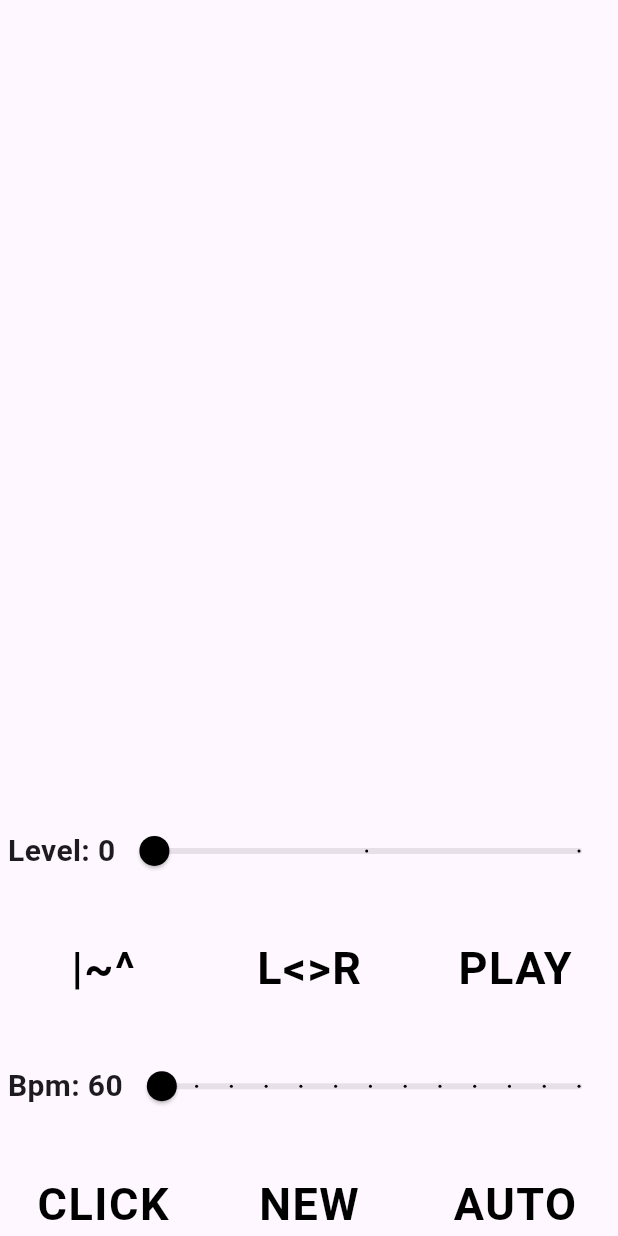
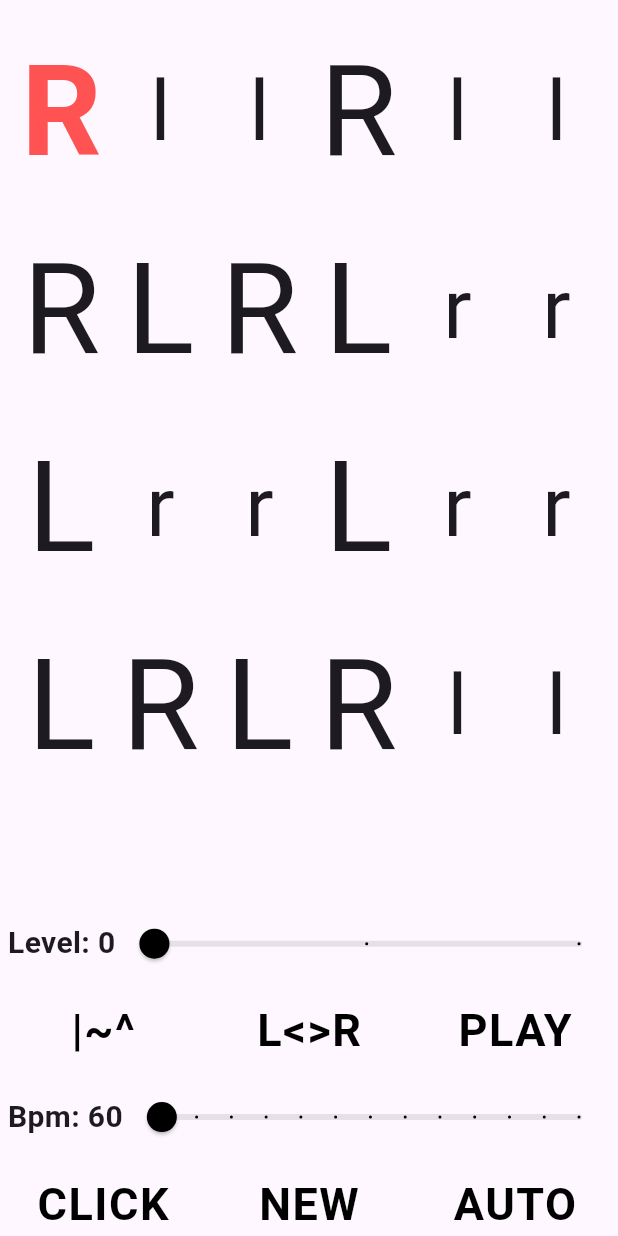
Before and after one commit to goranesine/addictive_metronome_2, a Flutter app: the screen it shows after launch, after a tap on "TRIPLE NOTE WITH ACCENT", on a phone screen of 412 x 824 dp. Run offline on Flutter 3.47's test engine with Material 2 defaults, Android fonts, the phone set to English and light mode, and no system bars; our stand-ins replace wakelock; missing offline and left inert: flutter_ogg_piano, reliable_interval_timer; statements that could not run were skipped.

Commit message:
triplets_working

```diff
--- a/lib/constants.dart
+++ b/lib/constants.dart
@@ -51,6 +51,55 @@ static const int bpmAutomaticIncrementValue = 5;
       "rRllRllllLrrLrrr,RrlLrrLlRrrrrRrr,LlrRllRrLllllLll,RLrrLRllRlRLrrrr,"
       "LRllRLrrLrLRllll,RlRRRlRRRlRRRlrr,LrLLLrLLLrLLLrll,RlRRRlrrLrLLLrll,LrllrLrrLllLllLl,llllLrllllLrlRll,rrrrRlrrrrRlrLrr,RlrrlRllrrrrrrrr,RllRLrrrLrrLRLLL,rrLrllllllRlrrrr,RlrlLrrrLrlrRlll,RlllllRllllRllll";
 
-  final String tripletsWithAccents = "RlrlllRlrlllRlrlllRlrlll,rrrLrlrrrLrlrrrLrlrrrlrl,RlrlrlrrrLrlRlrlrlrrrLrl,RlllRlllRlrrLrrrLrrrLrll,RllllRlllRlrLrrrrLrrrLrll,RllRllRlllllLrrLrrLrrrrr,RlrlrLrlRlllRlrlrLrlRlll,LrlrlRlrLrrrLrlrlRlrLrrr,RlrlrLrrrrrrLrlrlRllllll,rlrLllLllrlrLllLllrlRlrl,RllRllLrrLrrRllRllLrrLrr,RlrLrrLllLllLrlRllRrrRrr,RlRlrlRrrRrrLrLrlrLllLll,RRRlrlrlrLLLRRRlrlrlrLLL,RrlLrrLlrRllRrlLrrLlrRll,rrRllLrrrrrrllLrrRllllll,rrrRlrlllLrlrrrRlrlllLrl,RlllllllRRllRlllllllRRll,LrrrrrrrLLrr,LrrrrrrrLLrr,RrrrLlllRrrrLlllRrrrLlll,RllRllRLRLrrLrrLrrLRLRll,rllRllrllLrrlrrLrrlrrRll,rrLrllRlrrllrrLrllRlrrll,rrllRlrllRlrllrrLrlrrLrl,RlrrLrllrrrrLrllRlrrllll,RllrrrLrlRlrLrrllllRlrLrl,RlrRlrLlrLrrLrlLrlRrlRll,RlrlrlrrllrrLrlrlrllrrll,RlrLrlRlrLrrLrlRlrLrlRll,RllLllrrLrrLRllLllrrLrrL,RlrLrlrrrLrrLrlRlrlllRll,RllLrrRllLrrRllLrrRllLrr,RlrllRllRllRLrlrrLrrLrrL,rrlrrlRlrllrllrLrlrlrlrl,rrllRllrrLrrllRllrrLrlrl,RlrllRlrlrrLRlrllRLrlrrL,RlrLllLllLllLrlRrrRrrRrr,RlrLrlRrrRrrLrlRlrLllLll,RlrLrlRlrLrlLllLllRrrRrr,RlrLrlRlrLrlRrrRrrRrrRrr,LrlRlrLrlRlrLllLllLllLll,RlrLrlRlrLrlrrRrrRrrRrrR,LrlRlrLrlRlrllLllLllLllL,RlrLrlRlrlrLllLllLRrrRrr,LrlRlrLrlrlRrrRrrRLllLll,RlrLrlrrRrrRLrlRlrllLllL,RlrLrlRlrLrlrRrrRrrRrrRr,LrlRlrLrlRlrlLllLllLllLl,RlrLrlrRrrRrLrlRlrlLllLl,rlRLllrlRLllrlRLllrlRLll,";
+  final String tripletsWithAccents = "RlrlllRlrlllRlrlllRlrlll,"
+      "rrrLrlrrrLrlrrrLrlrrrlrl,"
+      "RlrlrlrrrLrlRlrlrlrrrLrl,"
+      "RlllRlllRlrrLrrrLrrrLrll,"
+      "RllllRlllRlrLrrrrLrrrLrll,"
+      "RllRllRlllllLrrLrrLrrrrr,"
+      "RlrlrLrlRlllRlrlrLrlRlll,"
+      "LrlrlRlrLrrrLrlrlRlrLrrr,"
+      "RlrlrLrrrrrrLrlrlRllllll,"
+      "rlrLllLllrlrLllLllrlRlrl,"
+      "RllRllLrrLrrRllRllLrrLrr,"
+      "RlrLrrLllLllLrlRllRrrRrr,"
+      "RlRlrlRrrRrrLrLrlrLllLll,"
+      "RRRlrlrlrLLLRRRlrlrlrLLL,"
+      "RrlLrrLlrRllRrlLrrLlrRll,"
+      "rrRllLrrrrrrllLrrRllllll,"
+      "rrrRlrlllLrlrrrRlrlllLrl,"
+      "RlllllllRRllRlllllllRRll,"
+      "LrrrrrrrLLrrLrrrrrrrLLrr,"
+      "RrrrLlllRrrrLlllRrrrLlll,"
+      "RllRllRLRLrrLrrLrrLRLRll,"
+      "rllRllrllLrrlrrLrrlrrRll,"
+      "rrLrllRlrrllrrLrllRlrrll,"
+      "rrllRlrllRlrllrrLrlrrLrl,"
+      "RlrrLrllrrrrLrllRlrrllll,"
+      "RllrrrLrlRlrLrrlllRlrLrl,"
+      "RlrRlrLlrLrrLrlLrlRrlRll,"
+      "RlrlrlrrllrrLrlrlrllrrll,"
+      "RlrLrlRlrLrrLrlRlrLrlRll,"
+      "RllLllrrLrrLRllLllrrLrrL,"
+      "RlrLrlrrrLrrLrlRlrlllRll,"
+      "RllLrrRllLrrRllLrrRllLrr,"
+      "RlrllRllRllRLrlrrLrrLrrL,"
+      "rrlrrlRlrllrllrLrlrlrlrl,"
+      "rrllRllrrLrrllRllrrLrlrl,"
+      "RlrllRlrlrrLRlrllRLrlrrL,"
+      "RlrLllLllLllLrlRrrRrrRrr,"
+      "RlrLrlRrrRrrLrlRlrLllLll,"
+      "RlrLrlRlrLrlLllLllRrrRrr,"
+      "RlrLrlRlrLrlRrrRrrRrrRrr,"
+      "LrlRlrLrlRlrLllLllLllLll,"
+      "RlrLrlRlrLrlrrRrrRrrRrrR,"
+      "LrlRlrLrlRlrllLllLllLllL,"
+      "RlrLrlRlrlrLllLllLRrrRrr,"
+      "LrlRlrLrlrlRrrRrrRLllLll,"
+      "RlrLrlrrRrrRLrlRlrllLllL,"
+      "RlrLrlRlrLrlrRrrRrrRrrRr,"
+      "LrlRlrLrlRlrlLllLllLllLl,"
+      "RlrLrlrRrrRrLrlRlrlLllLl,"
+      "rlRLllrlRLllrlRLllrlRLll,";
 
 }
--- a/lib/main.dart
+++ b/lib/main.dart
@@ -1,12 +1,12 @@
 
 import 'package:addictive_metronome_2/models/eight_mote_with_accent_data.dart';
 import 'package:addictive_metronome_2/pages/home_page.dart';
-import 'package:addictive_metronome_2/pages/metronome_page.dart';
 import 'package:addictive_metronome_2/services/ogg_player.dart';
 import 'package:addictive_metronome_2/services/router.dart';
 import 'package:flutter/material.dart';
 import 'package:flutter/services.dart';
 import 'package:wakelock/wakelock.dart';
+import 'package:addictive_metronome_2/models/triplets_with_accents_data.dart';
 
 
 void main() async {
@@ -15,6 +15,8 @@ void main() async {
   SystemChrome.setPreferredOrientations([DeviceOrientation.portraitUp]);
   await ExerciseModel.splitToEightNotes();
   await ExerciseModel.splitToFourNotes();
+  TripletsWithAccentsExerciseData.splitToTwelveNotes();
+  TripletsWithAccentsExerciseData.splitToSixNotes();
   await OggPlayer.initOgg();
   runApp(const MyApp());
 }
--- a/lib/models/triple_with_accent_model.dart
+++ b/lib/models/triple_with_accent_model.dart
@@ -11,7 +11,7 @@ class TripleNoteWithAccentModel{
   final int minBpm = 60;
   final int maxBpm = 120;
   int bpm = 60;
-  int numberOfBars = 6;
+  int numberOfBars = 4;
   int numberOfSubdivisions = 6;
   late List<String> playingPattern = [];
   bool isAutomaticIncreasmentOn = false;
@@ -24,7 +24,7 @@ class TripleNoteWithAccentModel{
 
   void on<Signal>(Signal s) => loop();
 
-  EightNoteWithAccentsModel() {
+  TripleNoteWithAccentModel() {
     String temp = TripletsWithAccentsExerciseData.randomTwentyFourNotes(exerciseLevel);
     playingPattern = temp.split("");
     _timer.updateInterval(
--- a/lib/models/triplets_with_accents_data.dart
+++ b/lib/models/triplets_with_accents_data.dart
@@ -2,12 +2,43 @@
 import 'dart:math';
 
 abstract class TripletsWithAccentsExerciseData{
-  static String twentyFourNotes = "RlrlllRlrlllRlrlllRlrlll,rrrLrlrrrLrlrrrLrlrrrlrl,RlrlrlrrrLrlRlrlrlrrrLrl,RlllRlllRlrrLrrrLrrrLrll,RllllRlllRlrLrrrrLrrrLrll,RllRllRlllllLrrLrrLrrrrr,RlrlrLrlRlllRlrlrLrlRlll,LrlrlRlrLrrrLrlrlRlrLrrr,RlrlrLrrrrrrLrlrlRllllll,rlrLllLllrlrLllLllrlRlrl,"
-      "RllRllLrrLrrRllRllLrrLrr,RlrLrrLllLllLrlRllRrrRrr,RlRlrlRrrRrrLrLrlrLllLll,RRRlrlrlrLLLRRRlrlrlrLLL,RrlLrrLlrRllRrlLrrLlrRll,rrRllLrrrrrrllLrrRllllll,rrrRlrlllLrlrrrRlrlllLrl,RlllllllRRllRlllllllRRll,LrrrrrrrLLrr,LrrrrrrrLLrr,RrrrLlllRrrrLlllRrrrLlll,RllRllRLRLrrLrrLrrLRLRll,rllRllrllLrrlrrLrrlrrRll,"
-      "rrLrllRlrrllrrLrllRlrrll,rrllRlrllRlrllrrLrlrrLrl,RlrrLrllrrrrLrllRlrrllll,RllrrrLrlRlrLrrllllRlrLrl,RlrRlrLlrLrrLrlLrlRrlRll,RlrlrlrrllrrLrlrlrllrrll,RlrLrlRlrLrrLrlRlrLrlRll,RllLllrrLrrLRllLllrrLrrL,RlrLrlrrrLrrLrlRlrlllRll,RllLrrRllLrrRllLrrRllLrr,RlrllRllRllRLrlrrLrrLrrL,rrlrrlRlrllrllrLrlrlrlrl,"
-      "rrllRllrrLrrllRllrrLrlrl,RlrllRlrlrrLRlrllRLrlrrL,RlrLllLllLllLrlRrrRrrRrr,RlrLrlRrrRrrLrlRlrLllLll,RlrLrlRlrLrlLllLllRrrRrr,RlrLrlRlrLrlRrrRrrRrrRrr,LrlRlrLrlRlrLllLllLllLll,RlrLrlRlrLrlrrRrrRrrRrrR,LrlRlrLrlRlrllLllLllLllL,"
-      "RlrLrlRlrlrLllLllLRrrRrr,LrlRlrLrlrlRrrRrrRLllLll,RlrLrlrrRrrRLrlRlrllLllL,RlrLrlRlrLrlrRrrRrrRrrRr,LrlRlrLrlRlrlLllLllLllLl,RlrLrlrRrrRrLrlRlrlLllLl,rlRLllrlRLllrlRLllrlRLll,"
-      "";
+  static String twentyFourNotes = "RlrlllRlrlllRlrlllRlrlll,"
+      "rrrLrlrrrLrlrrrLrlrrrlrl,"
+      "RlrlrlrrrLrlRlrlrlrrrLrl,"
+      "RlllRlllRlrrLrrrLrrrLrll,"
+      "RllllRlllRlrLrrrrLrrrLrll,"
+      "RllRllRlllllLrrLrrLrrrrr,"
+      "RlrlrLrlRlllRlrlrLrlRlll,"
+      "LrlrlRlrLrrrLrlrlRlrLrrr,"
+      "RlrlrLrrrrrrLrlrlRllllll,"
+      "rlrLllLllrlrLllLllrlRlrl,"
+      "RllRllLrrLrrRllRllLrrLrr,"
+      "RlrLrrLllLllLrlRllRrrRrr,"
+      "RlRlrlRrrRrrLrLrlrLllLll,"
+      "RRRlrlrlrLLLRRRlrlrlrLLL,"
+      "RrlLrrLlrRllRrlLrrLlrRll,"
+      "rrRllLrrrrrrllLrrRllllll,"
+      "rrrRlrlllLrlrrrRlrlllLrl,"
+      "RlllllllRRllRlllllllRRll,"
+      "LrrrrrrrLLrrLrrrrrrrLLrr,"
+      "RrrrLlllRrrrLlllRrrrLlll,"
+      "RllRllRLRLrrLrrLrrLRLRll,"
+      "rllRllrllLrrlrrLrrlrrRll,"
+      "rrLrllRlrrllrrLrllRlrrll,"
+      "rrllRlrllRlrllrrLrlrrLrl,"
+      "RlrrLrllrrrrLrllRlrrllll,"
+      "RllrrrLrlRlrLrrlllRlrLrl,"
+      "RlrRlrLlrLrrLrlLrlRrlRll,"
+      "RlrlrlrrllrrLrlrlrllrrll,"
+      "RlrLrlRlrLrrLrlRlrLrlRll,"
+      "RllLllrrLrrLRllLllrrLrrL,"
+      "RlrLrlrrrLrrLrlRlrlllRll,"
+      "RllLrrRllLrrRllLrrRllLrr,"
+      "RlrllRllRllRLrlrrLrrLrrL,"
+      "rrlrrlRlrllrllrLrlrlrlrl,"
+      "rrllRllrrLrrllRllrrLrlrl,"
+      "RlrllRlrlrrLRlrllRLrlrrL,RlrLllLllLllLrlRrrRrrRrr,RlrLrlRrrRrrLrlRlrLllLll,RlrLrlRlrLrlLllLllRrrRrr,RlrLrlRlrLrlRrrRrrRrrRrr,LrlRlrLrlRlrLllLllLllLll,RlrLrlRlrLrlrrRrrRrrRrrR,LrlRlrLrlRlrllLllLllLllL,RlrLrlRlrlrLllLllLRrrRrr,LrlRlrLrlrlRrrRrrRLllLll,RlrLrlrrRrrRLrlRlrllLllL,RlrLrlRlrLrlrRrrRrrRrrRr,LrlRlrLrlRlrlLllLllLllLl,RlrLrlrRrrRrLrlRlrlLllLl,rlRLllrlRLllrlRLllrlRLll";
+
   static List<String> twentyFourNotesPatternList = twentyFourNotes.split(",");
   static List<String> twelveNotesPatternList = [];
   static List<String> sixNotesPatternList = [];
--- a/lib/pages/triplets_with_accent_page.dart
+++ b/lib/pages/triplets_with_accent_page.dart
@@ -53,11 +53,12 @@ class _TripletsWithAccentsPage extends State<TripletsWithAccentsPage> {
                 padding: const EdgeInsets.all(8.0),
                 child: SizedBox(
                   width: width,
-                  height: height / 100 * 60,
+                  height: height / 100 * 70,
                   child: GridView.builder(
                       shrinkWrap: true,
-                      gridDelegate: SliverGridDelegateWithFixedCrossAxisCount(
-                          crossAxisCount: am.numberOfBars),
+                      gridDelegate:  SliverGridDelegateWithFixedCrossAxisCount(
+                        childAspectRatio: width/height,
+                          crossAxisCount: 6),
                       itemCount: am.playingPattern.length,
                       itemBuilder: (BuildContext ctx, index) {
                         return Center(
```
